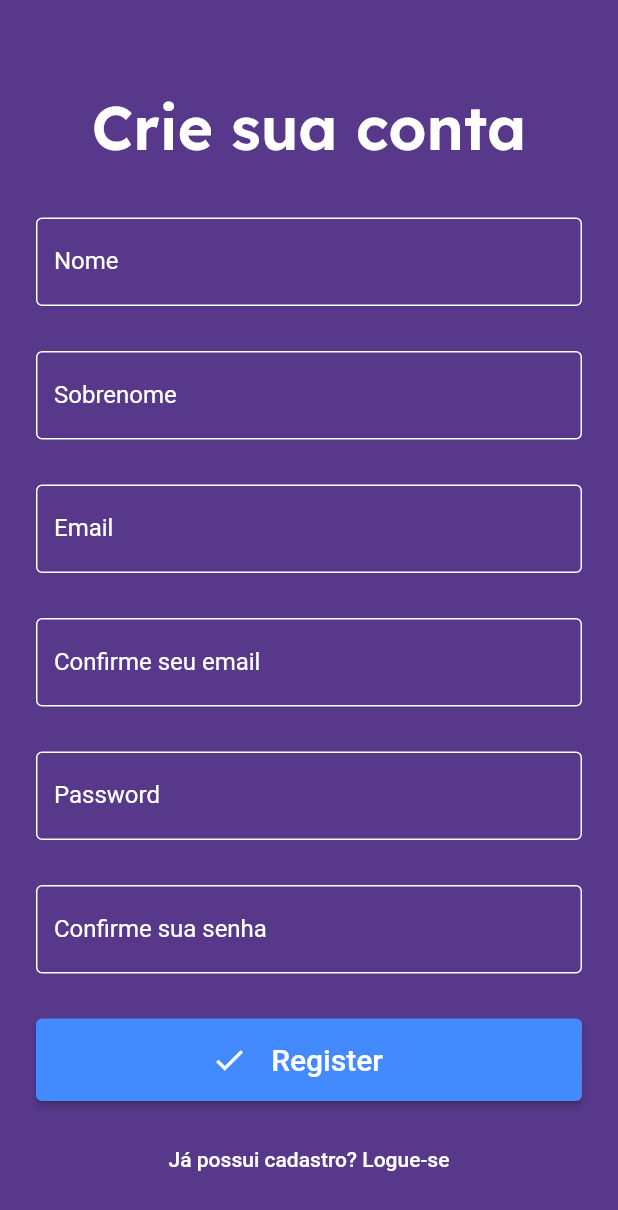
After one commit to AriTedeschi/MyGame, a Flutter app: the RegisterPage screen opened by its route, on a phone screen of 412 x 824 dp. The commit adds this screen. Shown: the top 1210 px of the screen. Run offline on Flutter 3.47's test engine with Material 2 defaults, Android fonts, the phone set to English and light mode, and no system bars; our stand-ins replace cloud_firestore, dartz, email_validator, equatable, firebase_auth, firebase_core and 3 more; accounts and stored records are empty; generated files the repository leaves out were written again.

Commit message:
Created Register page, refactored Login, UserPage and created persistence in database for user creation

```diff
--- a/lib/app_widget.dart
+++ b/lib/app_widget.dart
@@ -17,7 +17,7 @@ class AppWidget extends StatelessWidget {
       localizationsDelegates: AppLocalizations.localizationsDelegates,
       supportedLocales: AppLocalizations.supportedLocales,
       title: 'My Game',
-      initialRoute: '/loading',
+      home: const AuthCheck(),
       theme: ThemeData(
         primaryColor: AppColors.primary,
       ),
@@ -27,7 +27,6 @@ class AppWidget extends StatelessWidget {
         '/register': (context) => const RegisterPage(),
         '/user': (context) => const UsernamePage(),
         '/home': (context) => const HomePage(),
-        '/loading': (context) => const AuthCheck(),
       },
     );
   }
--- a/lib/core/l10n/app_en.arb
+++ b/lib/core/l10n/app_en.arb
@@ -2,7 +2,12 @@
   "loginGoogle": "Continue with Google",
   "loginEmail": "Continue with Email",
   "cont": "Continue",
+  "password": "Password",
+  "validEmail": "Enter a correct email",
+  "validEqualEmail": "Email is not the same!",
+  "accountCreated": "Account successfully created",
+
+  "username": "Username",
   "enterUsername": "Enter a username",
-  "password": "Password",
-  "validEmail": "Enter a correct email"
+  "validUsername": "Username cannot be null"
 }
--- a/lib/core/l10n/app_pt.arb
+++ b/lib/core/l10n/app_pt.arb
@@ -2,8 +2,12 @@
   "loginGoogle": "Continuar com Google",
   "loginEmail": "Continuar com Email",
   "cont": "Continuar",
+  "password": "Senha",
+  "validEmail": "Informe o email corretamente!",
+  "validEqualEmail": "Email não coincide!",
+  "accountCreated": "Conta criada com sucesso",
+
+  "username": "Usuário",
   "enterUsername": "Insira um Usuário",
-  "password": "Senha",
-  "validEmail": "Informe o email corretamente!"
-
+  "validUsername": "Usuário não pode ser nulo"
 }
--- a/lib/data/repository/user_repository_impl.dart
+++ b/lib/data/repository/user_repository_impl.dart
@@ -26,7 +26,9 @@ class UserRepositoryImpl implements UserRepository {
   @override
   Future<Either<Failure, DocumentReference>> save(UserModel userModel) async {
     try {
-      return right(await collection.add(userModel.toMap()));
+      DocumentReference documentReference = collection.doc(userModel.uid);
+      documentReference.set(userModel.toMap());
+      return right(documentReference);
     } catch (e) {
       return left(throw const DatabaseFailure("Error saving on Database"));
     }
--- a/lib/domain/entity/user.dart
+++ b/lib/domain/entity/user.dart
@@ -1,8 +1,8 @@
 class User {
-  final String firstName;
-  final String lastName;
-  final String email;
-  final String username;
+  String firstName;
+  String lastName;
+  String email;
+  String username;
 
   User(
       {required this.firstName,
--- /dev/null
+++ b/lib/presentation/bloc/register_bloc.dart
@@ -0,0 +1,24 @@
+import 'package:my_game/core/auth/auth_controller.dart';
+import 'package:my_game/data/model/user_model.dart';
+import 'package:my_game/domain/entity/user.dart';
+import 'package:my_game/domain/usecases/save_user.dart';
+
+class RegisterBloc {
+  final AuthController authController;
+  final SaveUser saveUser;
+
+  RegisterBloc({required this.authController, required this.saveUser});
+
+  register(User user, String password) async {
+    await authController.register(user.email, password);
+    final userModel = UserModel(
+      uid: authController.user!.uid,
+      firstName: user.firstName,
+      lastName: user.lastName,
+      email: user.email,
+      username: "",
+    );
+    authController.logout();
+    saveUser.execute(userModel);
+  }
+}
--- a/lib/presentation/pages/home_page.dart
+++ b/lib/presentation/pages/home_page.dart
@@ -12,7 +12,7 @@ class _HomePageState extends State<HomePage> {
   @override
   Widget build(BuildContext context) {
     return const Scaffold(
-        backgroundColor: AppColors.primary,
+        backgroundColor: AppColors.background,
     );
   }
 }
--- /dev/null
+++ b/lib/presentation/pages/register_page.dart
@@ -0,0 +1,270 @@
+import 'package:email_validator/email_validator.dart';
+import 'package:flutter/material.dart';
+import 'package:flutter_gen/gen_l10n/app_localizations.dart';
+import 'package:get_it/get_it.dart';
+import 'package:my_game/core/error/exceptions/auth_exception.dart';
+import 'package:my_game/core/themes/app_colors.dart';
+import 'package:my_game/core/themes/app_text_styles.dart';
+import 'package:my_game/domain/entity/user.dart';
+import 'package:my_game/presentation/bloc/register_bloc.dart';
+import 'package:my_game/presentation/component/form_decoration.dart';
+
+class RegisterPage extends StatefulWidget {
+  const RegisterPage({Key? key}) : super(key: key);
+
+  @override
+  State<RegisterPage> createState() => _RegisterPageState();
+}
+
+class _RegisterPageState extends State<RegisterPage> {
+  final registerBloc = GetIt.I.get<RegisterBloc>();
+  final formKey = GlobalKey<FormState>();
+
+  late String firstName;
+  late String lastName;
+  final email = TextEditingController();
+  final emailValidate = TextEditingController();
+  final password = TextEditingController();
+  final passwordValidate = TextEditingController();
+
+  bool loading = false;
+
+  register() async {
+    setState(() => loading = true);
+    try {
+      final user = User(
+          firstName: firstName,
+          lastName: lastName,
+          email: email.text,
+          username: '');
+      await registerBloc.register(user, password.text);
+
+      ScaffoldMessenger.of(context).showSnackBar(
+        SnackBar(
+          content: Text(
+            AppLocalizations.of(context)!.accountCreated,
+            textAlign: TextAlign.center,
+          ),
+          backgroundColor: AppColors.input,
+        ),
+      );
+
+      Navigator.pushReplacementNamed(context, '/login');
+    } on AuthException catch (e) {
+      //TODO:
+      setState(() => loading = false);
+      ScaffoldMessenger.of(context).showSnackBar(
+        SnackBar(
+          content: Text(
+            e.message,
+            textAlign: TextAlign.center,
+          ),
+          backgroundColor: AppColors.input,
+        ),
+      );
+    }
+  }
+
+  @override
+  Widget build(BuildContext context) {
+    final size = MediaQuery.of(context).size;
+
+    return Scaffold(
+      backgroundColor: AppColors.primary,
+      body: Container(
+        color: AppColors.primary,
+        width: size.width,
+        height: size.height,
+        child: SingleChildScrollView(
+          child: Padding(
+            padding: const EdgeInsets.only(top: 60),
+            child: Form(
+                key: formKey,
+                child: Column(
+                  mainAxisAlignment: MainAxisAlignment.center,
+                  children: [
+                    Padding(
+                        padding: const EdgeInsets.only(bottom: 20),
+                        child:
+                            Text("Crie sua conta", style: TextStyles.titleLogin)),
+                    //TODO: melhorar
+                    Padding(
+                      padding: const EdgeInsets.symmetric(
+                        vertical: 15.0,
+                        horizontal: 24.0,
+                      ),
+                      child: TextFormField(
+                        cursorColor: AppColors.heading,
+                        decoration: FormDecoration.decoration('Nome'),
+                        style: const TextStyle(color: AppColors.heading),
+                        validator: (value) {
+                          if (value!.isNotEmpty) {
+                            firstName = value;
+                            return null;
+                          }
+                          return 'Insira seu nome';
+                        },
+                      ),
+                    ),
+                    Padding(
+                      padding: const EdgeInsets.symmetric(
+                        vertical: 15.0,
+                        horizontal: 24.0,
+                      ),
+                      child: TextFormField(
+                        cursorColor: AppColors.heading,
+                        decoration: FormDecoration.decoration("Sobrenome"),
+                        style: const TextStyle(color: AppColors.heading),
+                        validator: (value) {
+                          if (value!.isNotEmpty) {
+                            lastName = value;
+                            return null;
+                          }
+                          return 'Insira seu sobrenome'; //TODO: adicionar localização
+                        },
+                      ),
+                    ),
+                    Padding(
+                      padding: const EdgeInsets.symmetric(
+                        vertical: 15.0,
+                        horizontal: 24.0,
+                      ),
+                      child: TextFormField(
+                        cursorColor: AppColors.heading,
+                        controller: email,
+                        decoration: FormDecoration.decoration('Email'),
+                        keyboardType: TextInputType.emailAddress,
+                        style: const TextStyle(color: AppColors.heading),
+                        validator: (value) {
+                          if (!EmailValidator.validate(value!)) {
+                            return AppLocalizations.of(context)!.validEmail;
+                          } else if (email.text != emailValidate.text) {
+                            return AppLocalizations.of(context)!.validEqualEmail;
+                          }
+                          return null;
+                        },
+                      ),
+                    ),
+                    Padding(
+                      padding: const EdgeInsets.symmetric(
+                        vertical: 15.0,
+                        horizontal: 24.0,
+                      ),
+                      child: TextFormField(
+                        cursorColor: AppColors.heading,
+                        controller: emailValidate,
+                        decoration:
+                            FormDecoration.decoration('Confirme seu email'),
+                        keyboardType: TextInputType.emailAddress,
+                        style: const TextStyle(color: AppColors.heading),
+                        validator: (value) {
+                          if (email.text != emailValidate.text) {
+                            return AppLocalizations.of(context)!.validEqualEmail;
+                          }
+                          return null;
+                        },
+                      ),
+                    ),
+                    Padding(
+                      padding: const EdgeInsets.symmetric(
+                        vertical: 15.0,
+                        horizontal: 24.0,
+                      ),
+                      child: TextFormField(
+                        cursorColor: AppColors.heading,
+                        controller: password,
+                        obscureText: true,
+                        decoration: FormDecoration.decoration(
+                            AppLocalizations.of(context)!.password),
+                        style: const TextStyle(color: AppColors.heading),
+                        validator: (value) {
+                          if (value!.isEmpty) {
+                            return 'Informa sua senha!'; //TODO: adicionar localização
+                          } else if (value.length < 8) {
+                            return 'Sua senha deve ter no mínimo 8 caracteres';
+                          } else if (password.text != passwordValidate.text) {
+                            return 'Senhas não coincidem'; //TODO: adicionar localização
+                          }
+                          return null;
+                        },
+                      ),
+                    ),
+                    Padding(
+                      padding: const EdgeInsets.symmetric(
+                        vertical: 15.0,
+                        horizontal: 24.0,
+                      ),
+                      child: TextFormField(
+                        cursorColor: AppColors.heading,
+                        controller: passwordValidate,
+                        obscureText: true,
+                        decoration:
+                            FormDecoration.decoration("Confirme sua senha"),
+                        style: const TextStyle(color: AppColors.heading),
+                        validator: (value) {
+                          if (password.text != passwordValidate.text) {
+                            return 'Senhas não coincidem'; //TODO: adicionar localização
+                          }
+                          return null;
+                        },
+                      ),
+                    ),
+                    Padding(
+                      padding: const EdgeInsets.symmetric(
+                        vertical: 15.0,
+                        horizontal: 24.0,
+                      ),
+                      child: ElevatedButton(
+                        style: ElevatedButton.styleFrom(
+                          primary: Colors.blueAccent,
+                          onPrimary: AppColors.heading,
+                        ),
+                        onPressed: () {
+                          if (formKey.currentState!.validate()) {
+                            register();
+                          }
+                        },
+                        child: Row(
+                          mainAxisAlignment: MainAxisAlignment.center,
+                          children: loading
+                              ? [
+                                  const Padding(
+                                    padding: EdgeInsets.all(16),
+                                    child: SizedBox(
+                                      width: 24,
+                                      height: 24,
+                                      child: CircularProgressIndicator(
+                                        color: Colors.white,
+                                      ),
+                                    ),
+                                  )
+                                ]
+                              : [
+                                  const Icon(Icons.check),
+                                  const Padding(
+                                    padding: EdgeInsets.all(16.0),
+                                    child: Text(
+                                      "Register",
+                                      style: TextStyle(fontSize: 20),
+                                    ),
+                                  ),
+                                ],
+                        ),
+                      ),
+                    ),
+                    TextButton(
+                      onPressed: () =>
+                          Navigator.pushReplacementNamed(context, '/login'),
+                      child: const Text(
+                        "Já possui cadastro? Logue-se",
+                        style: TextStyle(color: Colors.white),
+                      ), //TODO: Adicionar localização
+                    ),
+                  ],
+                )),
+          ),
+        ),
+      ),
+    );
+  }
+}
```
Also changed, not shown: lib/core/auth/auth_controller.dart (+13 -10 lines), lib/core/config/injection_container.dart (+15 -2 lines), lib/presentation/bloc/login_bloc.dart (+21 -9 lines), lib/presentation/bloc/user_bloc.dart (added, +22 -0 lines), lib/presentation/pages/landing_page.dart (+9 -3 lines), lib/presentation/pages/login_page.dart (+35 -7 lines), lib/presentation/pages/username_page.dart (+61 -21 lines), lib/presentation/widgets/username_button.dart (deleted, +0 -52 lines).
